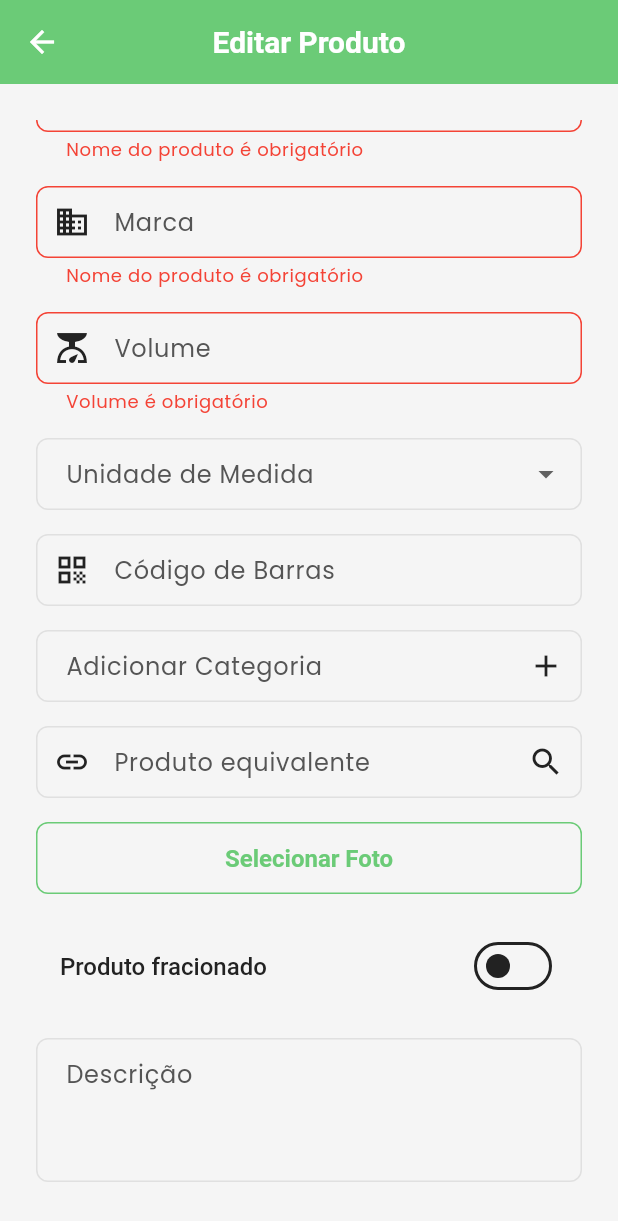
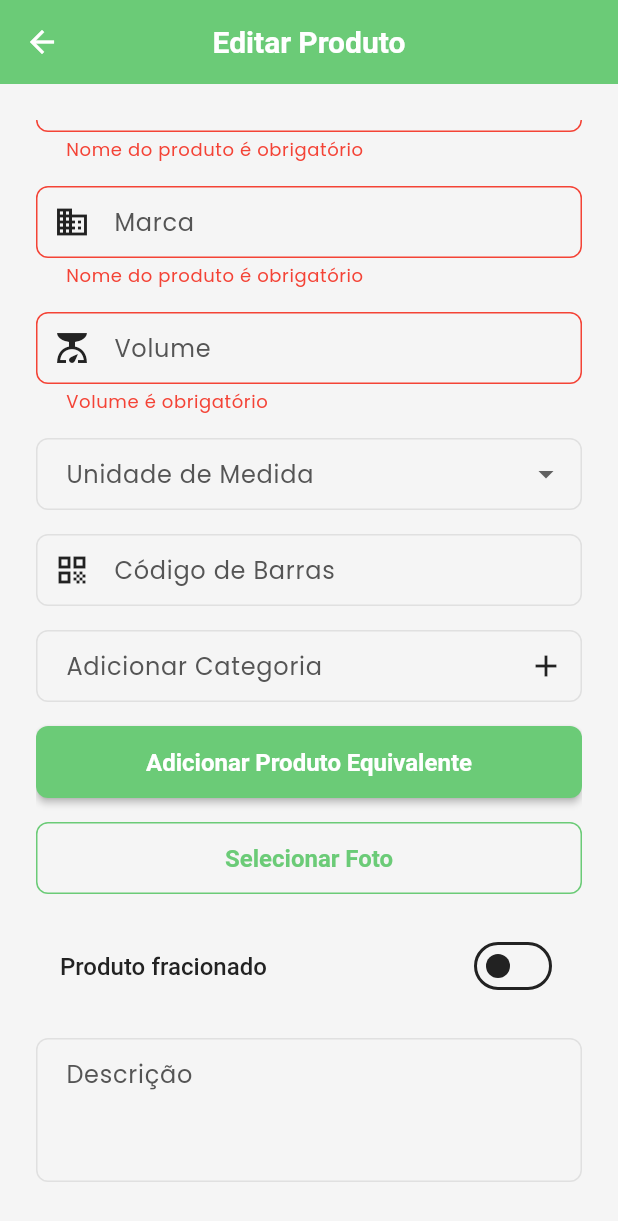
Before and after one commit to welder60/Precinho, a Flutter app: the EditProductPage screen opened directly with empty values, scrolled down 40 dp, after a tap on "Salvar", on a phone screen of 412 x 824 dp. Shown: the top 1221 px of the screen. Run offline on Flutter 3.47's test engine with Material 3 defaults, Android fonts, the phone set to English and light mode, and no system bars; our stand-ins replace cloud_firestore, dio, equatable, firebase_auth, firebase_core, firebase_storage and 5 more; missing offline and left inert: dart:js_util; accounts and stored records are empty.

Commit message:
Allow products to have multiple equivalents

```diff
--- a/lib/domain/entities/product.dart
+++ b/lib/domain/entities/product.dart
@@ -9,7 +9,7 @@ class Product extends Equatable {
   final String? imageUrl;
   final ProductCategory category;
   final String? barcode;
-  final String? equivalenceGroupId;
+  final List<String> equivalentProductIds;
   final bool isFractional;
   final bool isApproved;
   final ModerationStatus status;
@@ -28,7 +28,7 @@ class Product extends Equatable {
     this.imageUrl,
     required this.category,
     this.barcode,
-    this.equivalenceGroupId,
+    this.equivalentProductIds = const [],
     required this.isFractional,
     required this.isApproved,
     required this.status,
@@ -48,7 +48,7 @@ class Product extends Equatable {
     String? imageUrl,
     ProductCategory? category,
     String? barcode,
-    String? equivalenceGroupId,
+    List<String>? equivalentProductIds,
     bool? isFractional,
     bool? isApproved,
     ModerationStatus? status,
@@ -67,7 +67,8 @@ class Product extends Equatable {
       imageUrl: imageUrl ?? this.imageUrl,
       category: category ?? this.category,
       barcode: barcode ?? this.barcode,
-      equivalenceGroupId: equivalenceGroupId ?? this.equivalenceGroupId,
+      equivalentProductIds:
+          equivalentProductIds ?? this.equivalentProductIds,
       isFractional: isFractional ?? this.isFractional,
       isApproved: isApproved ?? this.isApproved,
       status: status ?? this.status,
@@ -93,7 +94,7 @@ class Product extends Equatable {
         imageUrl,
         category,
         barcode,
-        equivalenceGroupId,
+        equivalentProductIds,
         isFractional,
         isApproved,
         status,
--- a/lib/presentation/pages/admin/edit_product_page.dart
+++ b/lib/presentation/pages/admin/edit_product_page.dart
@@ -33,10 +33,9 @@ class _EditProductPageState extends State<EditProductPage> {
   final List<String> _categories = [];
   final TextEditingController _categoryController = TextEditingController();
   String? _imageUrl;
-  final TextEditingController _equivalentProductController = TextEditingController();
-  DocumentSnapshot? _equivalentProduct;
+  final List<DocumentSnapshot> _equivalentProducts = [];
+  final List<DocumentSnapshot> _initialEquivalentProducts = [];
   bool _isFractional = false;
-  String? _equivalenceGroupId;
 
   @override
   void initState() {
@@ -57,7 +56,21 @@ class _EditProductPageState extends State<EditProductPage> {
     }
     _imageUrl = data['image_url'] as String?;
     _isFractional = data['is_fractional'] as bool? ?? false;
-    _equivalenceGroupId = data['equivalence_group_id'] as String?;
+    final ids = (data['equivalent_product_ids'] as List?)?.cast<String>() ?? [];
+    for (final id in ids) {
+      FirebaseFirestore.instance
+          .collection('products')
+          .doc(id)
+          .get()
+          .then((doc) {
+        if (mounted) {
+          setState(() {
+            _equivalentProducts.add(doc);
+            _initialEquivalentProducts.add(doc);
+          });
+        }
+      });
+    }
   }
 
   @override
@@ -68,7 +81,6 @@ class _EditProductPageState extends State<EditProductPage> {
     _barcodeController.dispose();
     _descriptionController.dispose();
     _categoryController.dispose();
-    _equivalentProductController.dispose();
     super.dispose();
   }
 
@@ -100,11 +112,9 @@ class _EditProductPageState extends State<EditProductPage> {
         ),
       ),
     );
-    if (doc != null) {
+    if (doc != null && !_equivalentProducts.any((p) => p.id == doc.id)) {
       setState(() {
-        _equivalentProduct = doc;
-        _equivalentProductController.text =
-            (doc.data() as Map<String, dynamic>)['name'] ?? '';
+        _equivalentProducts.add(doc);
       });
     }
   }
@@ -122,19 +132,10 @@ class _EditProductPageState extends State<EditProductPage> {
           FirebaseLogger.log('Image uploaded', {'url': imageUrl});
         }
 
-        String? equivalenceGroupId = _equivalenceGroupId;
-        if (_equivalentProduct != null) {
-          final dataOther = _equivalentProduct!.data() as Map<String, dynamic>;
-          final otherGroup = dataOther['equivalence_group_id'] as String?;
-          equivalenceGroupId ??= otherGroup;
-          if (equivalenceGroupId == null) {
-            equivalenceGroupId = const Uuid().v4();
-          }
-          if (otherGroup != equivalenceGroupId) {
-            await _equivalentProduct!.reference
-                .update({'equivalence_group_id': equivalenceGroupId});
-          }
-        }
+        final newIds = _equivalentProducts.map((e) => e.id).toSet();
+        final oldIds = _initialEquivalentProducts.map((e) => e.id).toSet();
+        final toAdd = newIds.difference(oldIds);
+        final toRemove = oldIds.difference(newIds);
 
         final data = {
           'name': _nameController.text.trim(),
@@ -147,9 +148,25 @@ class _EditProductPageState extends State<EditProductPage> {
           'image_url': imageUrl,
           'updated_at': Timestamp.now(),
           'is_fractional': _isFractional,
-          if (equivalenceGroupId != null)
-            'equivalence_group_id': equivalenceGroupId,
+          'equivalent_product_ids': newIds.toList(),
         };
+
+        for (final id in toAdd) {
+          await FirebaseFirestore.instance
+              .collection('products')
+              .doc(id)
+              .update({
+            'equivalent_product_ids': FieldValue.arrayUnion([widget.document.id])
+          });
+        }
+        for (final id in toRemove) {
+          await FirebaseFirestore.instance
+              .collection('products')
+              .doc(id)
+              .update({
+            'equivalent_product_ids': FieldValue.arrayRemove([widget.document.id])
+          });
+        }
 
         FirebaseLogger.log('Updating product', {'id': widget.document.id});
         await widget.document.reference.update(data);
@@ -268,15 +285,23 @@ class _EditProductPageState extends State<EditProductPage> {
                     .toList(),
               ),
               const SizedBox(height: AppTheme.paddingMedium),
-              TextFormField(
-                controller: _equivalentProductController,
-                readOnly: true,
-                decoration: const InputDecoration(
-                  labelText: 'Produto equivalente',
-                  prefixIcon: Icon(Icons.link),
-                  suffixIcon: Icon(Icons.search),
-                ),
-                onTap: _selectEquivalentProduct,
+              ElevatedButton(
+                onPressed: _selectEquivalentProduct,
+                child: const Text('Adicionar Produto Equivalente'),
+              ),
+              Wrap(
+                spacing: 8,
+                children: _equivalentProducts
+                    .map((doc) => InputChip(
+                          label: Text(
+                              (doc.data() as Map<String, dynamic>)['name'] ?? ''),
+                          onDeleted: () {
+                            setState(() {
+                              _equivalentProducts.remove(doc);
+                            });
+                          },
+                        ))
+                    .toList(),
               ),
               const SizedBox(height: AppTheme.paddingMedium),
               OutlinedButton(
```
Also changed, not shown: lib/data/models/product_model.dart (+9 -6 lines), lib/presentation/pages/admin/add_product_page.dart (+29 -29 lines).
